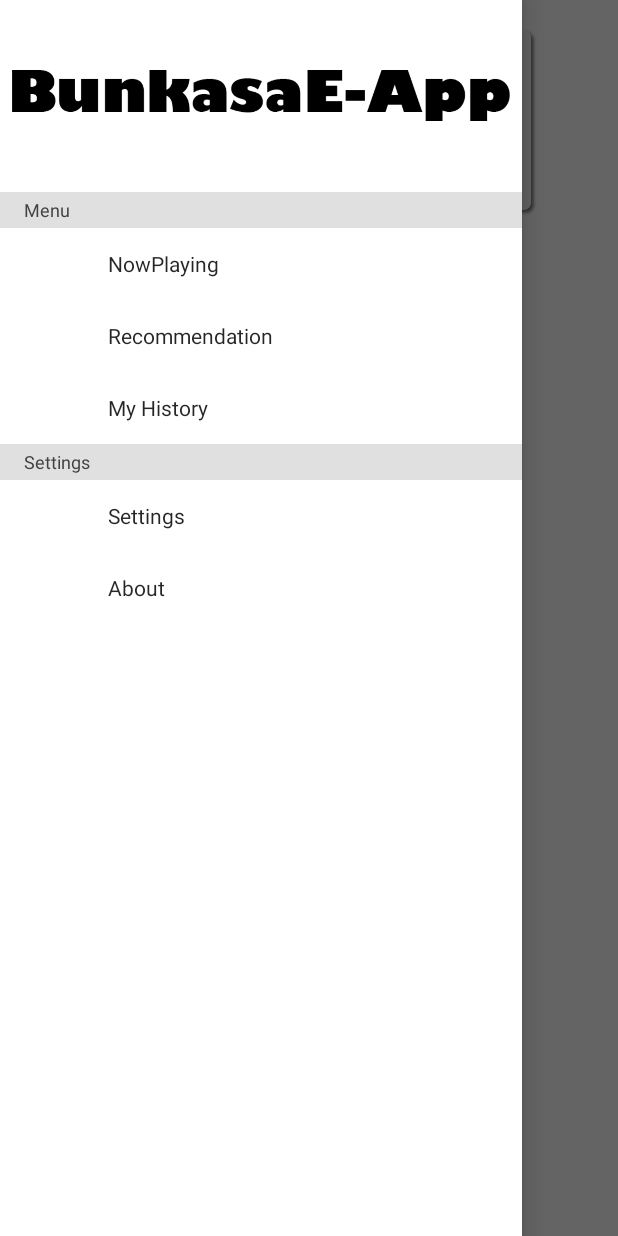
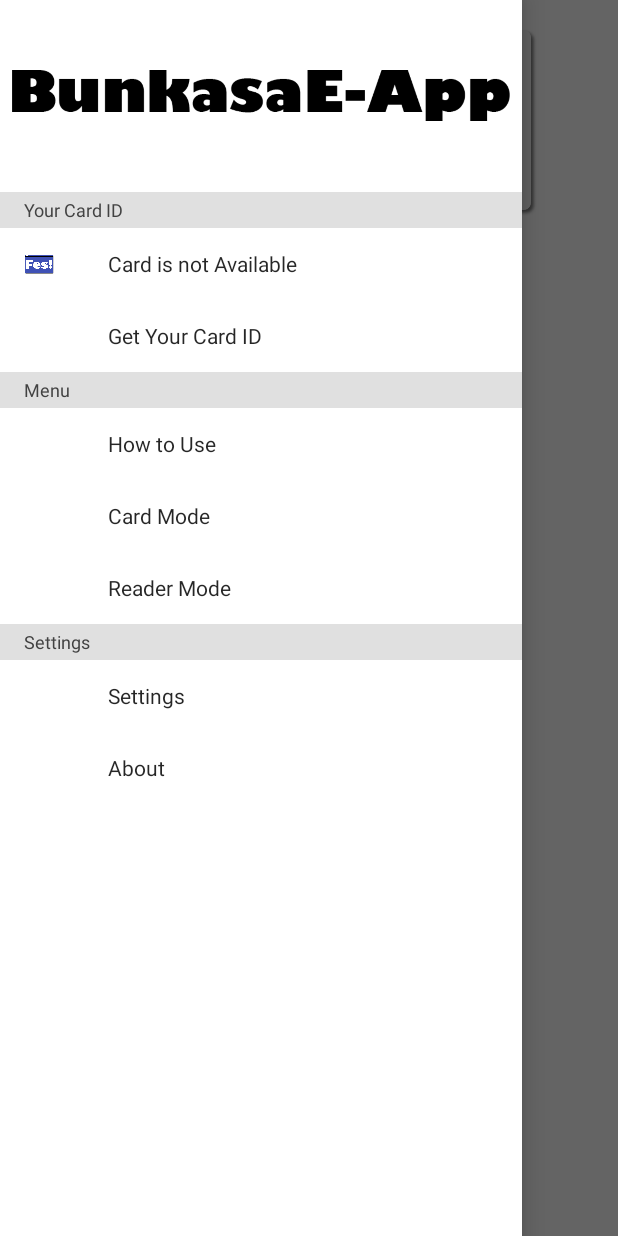
Before and after one commit to satsukies/BunkasaE-Card, an Android app: the screen it shows after launch (MainActivity), with the side drawer open, on a phone screen of 412 x 824 dp. Run offline under Robolectric (Android 15) with nearby library versions, the phone set to English and light mode, and no system bars; our stand-ins replace ButterKnife.

Commit message:
Show Card ID in Drawer Menu

```diff
--- a/app/src/main/java/net/ddns/satsukies/bunkasae_card/DrawerAdapter.java
+++ b/app/src/main/java/net/ddns/satsukies/bunkasae_card/DrawerAdapter.java
@@ -1,27 +1,40 @@
 package net.ddns.satsukies.bunkasae_card;
 
+import android.content.Context;
 import android.graphics.drawable.Drawable;
 import android.support.v7.widget.RecyclerView;
 import android.view.LayoutInflater;
 import android.view.View;
 import android.view.ViewGroup;
 import android.widget.ImageView;
+import android.widget.RelativeLayout;
 import android.widget.TextView;
+
+import net.ddns.satsukies.bunkasae_card.card.AccountStorage;
 
 import java.util.ArrayList;
 import java.util.HashMap;
 
-class DrawerAdapter extends RecyclerView.Adapter<DrawerAdapter.ViewHolder> {
+public class DrawerAdapter extends RecyclerView.Adapter<DrawerAdapter.ViewHolder> {
+
+    Context mContext;
+    boolean flg = false;
 
     public static class ViewHolder extends RecyclerView.ViewHolder {
         static TextView mTextView;
         static ImageView mImageView;
+        static RelativeLayout mLayout;
 
         public ViewHolder(View itemView, int viewType) {
             super(itemView);
             switch (viewType) {
                 case R.array.type_menu:
                     // menu 用レイアウトに含まれる、各Viewを取得
+                    mTextView = (TextView) itemView.findViewById(R.id.menu_text);
+                    mImageView = (ImageView) itemView.findViewById(R.id.menu_icon);
+                    mLayout = (RelativeLayout) itemView.findViewById(R.id.menu_layout);
+                    break;
+                case R.array.type_menu_hide:
                     mTextView = (TextView) itemView.findViewById(R.id.menu_text);
                     mImageView = (ImageView) itemView.findViewById(R.id.menu_icon);
                     break;
@@ -31,6 +44,10 @@ class DrawerAdapter extends RecyclerView.Adapter<DrawerAdapter.ViewHolder> {
                     break;
                 case R.array.type_category:
                     mTextView = (TextView) itemView.findViewById(R.id.category_text);
+                    break;
+                case R.array.type_card_id:
+                    mTextView = (TextView) itemView.findViewById(R.id.card_id_text);
+                    mImageView = (ImageView) itemView.findViewById(R.id.text_icon);
                     break;
                 case R.array.type_transparent:
                     break;
@@ -42,9 +59,15 @@ class DrawerAdapter extends RecyclerView.Adapter<DrawerAdapter.ViewHolder> {
 
     private ArrayList<HashMap<String, Object>> mDrawerMenuArr;
 
-    public DrawerAdapter(ArrayList<HashMap<String, Object>> arrayList) {
+//    public DrawerAdapter(ArrayList<HashMap<String, Object>> arrayList) {
+//        mDrawerMenuArr = arrayList;
+//    }
+
+    public DrawerAdapter(ArrayList<HashMap<String, Object>> arrayList, Context context) {
         mDrawerMenuArr = arrayList;
+        mContext = context;
     }
+
 
     @Override
     public DrawerAdapter.ViewHolder onCreateViewHolder(ViewGroup parent, int viewType) {
@@ -54,6 +77,16 @@ class DrawerAdapter extends RecyclerView.Adapter<DrawerAdapter.ViewHolder> {
                 // menu 用のレイアウトを利用する
                 itemView = LayoutInflater.from(parent.getContext()).inflate(R.layout.drawer_item_menu, parent, false);
                 itemView.setClickable(true);
+                break;
+
+            case R.array.type_menu_hide:
+                if (flg) {
+                    itemView = LayoutInflater.from(parent.getContext()).inflate(R.layout.drawer_item_menu, parent, false);
+                    itemView.setClickable(true);
+                } else {
+                    itemView = LayoutInflater.from(parent.getContext()).inflate(R.layout.drawer_item_transparent_zero, parent, false);
+                    itemView.setClickable(false);
+                }
                 break;
 
             case R.array.type_header:
@@ -70,6 +103,11 @@ class DrawerAdapter extends RecyclerView.Adapter<DrawerAdapter.ViewHolder> {
 
             case R.array.type_transparent:
                 itemView = LayoutInflater.from(parent.getContext()).inflate(R.layout.drawer_item_transparent, parent, false);
+                itemView.setClickable(false);
+                break;
+
+            case R.array.type_card_id:
+                itemView = LayoutInflater.from(parent.getContext()).inflate(R.layout.drawer_item_card_id, parent, false);
                 itemView.setClickable(false);
                 break;
 
@@ -90,12 +128,29 @@ class DrawerAdapter extends RecyclerView.Adapter<DrawerAdapter.ViewHolder> {
                 holder.mTextView.setText(menu.get("text").toString());
                 holder.mImageView.setImageDrawable((Drawable) menu.get("icon"));
                 break;
+            case R.array.type_menu_hide:
+                if (flg) {
+                    holder.mTextView.setText(menu.get("text").toString());
+                    holder.mImageView.setImageDrawable((Drawable) menu.get("icon"));
+                }
+                break;
             case R.array.type_header:
                 // ViewHolder で取得したViewに表示するデータをバインド
                 holder.mImageView.setImageDrawable((Drawable) menu.get("icon"));
                 break;
             case R.array.type_category:
                 holder.mTextView.setText(menu.get("text").toString());
+                break;
+            case R.array.type_card_id:
+                if (mContext != null && !(AccountStorage.GetAccount(mContext).equals("00000000"))) {
+                    holder.mTextView.setText(AccountStorage.GetAccount(mContext));
+                    holder.mImageView.setImageDrawable((Drawable) menu.get("icon"));
+                    flg = false;
+                } else if (mContext != null) {
+                    holder.mTextView.setText("Card is not Available");
+                    holder.mImageView.setImageDrawable((Drawable) menu.get("icon"));
+                    flg = true;
+                }
                 break;
             case R.array.type_transparent:
                 break;
@@ -115,12 +170,16 @@ class DrawerAdapter extends RecyclerView.Adapter<DrawerAdapter.ViewHolder> {
         switch (menu.get("type").toString()) {
             case "menu":
                 return R.array.type_menu;
+            case "menu_hide":
+                return R.array.type_menu_hide;
             case "header":
                 return R.array.type_header;
             case "category":
                 return R.array.type_category;
             case "transparent":
                 return R.array.type_transparent;
+            case "card_id":
+                return R.array.type_card_id;
             default:
                 return R.array.type_transparent;
         }
--- a/app/src/main/java/net/ddns/satsukies/bunkasae_card/MainActivity.java
+++ b/app/src/main/java/net/ddns/satsukies/bunkasae_card/MainActivity.java
@@ -45,6 +45,15 @@ public class MainActivity extends AppCompatActivity {
         setContentView(R.layout.activity_main);
 
         ButterKnife.bind(this);
+
+
+
+
+    }
+
+    @Override
+    protected void onResume() {
+        super.onResume();
 
         /**
          * 以下Drawer
@@ -96,7 +105,7 @@ public class MainActivity extends AppCompatActivity {
         }
 
         // XMLを読込んで表示する
-        drawer_adapter = new DrawerAdapter(drawerMenuArr);
+        drawer_adapter = new DrawerAdapter(drawerMenuArr, getApplicationContext());
 
         recycler_view.setAdapter(drawer_adapter);
 
@@ -116,13 +125,13 @@ public class MainActivity extends AppCompatActivity {
 
                     // onSingleTapUpの時に、タッチしているViewを取得
                     View childView = view.findChildViewUnder(e.getX(), e.getY());
-                    int potision = recycler_view.getChildPosition(childView);
+                    int position = recycler_view.getChildPosition(childView);
 
                     // タッチしているViewのデータを取得
-                    HashMap<String, Object> data = drawerMenuArr.get(potision);
+                    HashMap<String, Object> data = drawerMenuArr.get(position);
 
                     // Menu アイテムのみ
-                    if (data.get("text").toString().equals("My History")) {
+                    if (data.get("text").toString().equals("About")) {
                         // ドロワー閉じる
                         drawer_layout.closeDrawers();
 //                        startActivity(new Intent(getApplicationContext(), MyPlaylistActivity.class));
@@ -149,7 +158,6 @@ public class MainActivity extends AppCompatActivity {
 //                return R.id.toolbar;
 //            }
 //        };
-
     }
 
     @OnClick({R.id.btn_card_mode, R.id.btn_reader_mode})
--- /dev/null
+++ b/app/src/main/res/layout/drawer_item_card_id.xml
@@ -0,0 +1,28 @@
+<?xml version="1.0" encoding="utf-8"?>
+<RelativeLayout xmlns:android="http://schemas.android.com/apk/res/android"
+    android:layout_width="match_parent"
+    android:layout_height="48dp"
+    android:background="@drawable/selector_pressed">
+
+    <ImageView
+        android:id="@+id/text_icon"
+        android:layout_width="20dp"
+        android:layout_height="20dp"
+        android:layout_centerVertical="true"
+        android:layout_marginStart="16dp"
+        android:contentDescription="description" />
+
+    <TextView
+        android:id="@+id/card_id_text"
+        android:layout_width="wrap_content"
+        android:layout_height="wrap_content"
+        android:layout_centerVertical="true"
+        android:layout_marginEnd="16dp"
+        android:layout_marginStart="72dp"
+        android:gravity="center_vertical"
+        android:textAppearance="?android:attr/textAppearanceMedium"
+        android:textColor="#D9000000"
+        android:textSize="14sp" />
+
+
+</RelativeLayout>
--- a/app/src/main/res/layout/drawer_item_menu.xml
+++ b/app/src/main/res/layout/drawer_item_menu.xml
@@ -1,5 +1,6 @@
 <?xml version="1.0" encoding="utf-8"?>
 <RelativeLayout xmlns:android="http://schemas.android.com/apk/res/android"
+    android:id="@+id/menu_layout"
     android:layout_width="match_parent"
     android:background="@drawable/selector_pressed"
     android:layout_height="48dp">
--- /dev/null
+++ b/app/src/main/res/layout/drawer_item_transparent_zero.xml
@@ -0,0 +1,10 @@
+<?xml version="1.0" encoding="utf-8"?>
+<RelativeLayout xmlns:android="http://schemas.android.com/apk/res/android"
+    android:layout_width="match_parent" android:layout_height="0dp">
+
+    <Space
+        android:layout_width="match_parent"
+        android:layout_height="match_parent"
+        android:background="@android:color/transparent"/>
+
+</RelativeLayout>
--- a/app/src/main/res/values/drawer_structure.xml
+++ b/app/src/main/res/values/drawer_structure.xml
@@ -4,6 +4,10 @@
     <array name="type_menu">
         <item name="key">type</item>
         <item name="value">menu</item>
+    </array>
+    <array name="type_menu_hide">
+        <item name="key">type</item>
+        <item name="value">menu_hide</item>
     </array>
     <array name="type_header">
         <item name="key">type</item>
@@ -12,6 +16,10 @@
     <array name="type_category">
         <item name="key">type</item>
         <item name="value">category</item>
+    </array>
+    <array name="type_card_id">
+        <item name="key">type</item>
+        <item name="value">card_id</item>
     </array>
     <array name="type_transparent">
         <item name="key">type</item>
@@ -23,6 +31,10 @@
         <item name="key">icon</item>
         <item name="value">@drawable/menu_header</item>
     </array>
+    <array name="category_text_0">
+        <item name="key">text</item>
+        <item name="value">Your Card ID</item>
+    </array>
     <array name="category_text_1">
         <item name="key">text</item>
         <item name="value">Menu</item>
@@ -33,19 +45,19 @@
     </array>
     <array name="menu_icon">
         <item name="key">icon</item>
-        <item name="value">@mipmap/ic_launcher</item>
+        <item name="value">@drawable/ic_launcher2</item>
     </array>
     <array name="menu_text_1">
         <item name="key">text</item>
-        <item name="value">NowPlaying</item>
+        <item name="value">How to Use</item>
     </array>
     <array name="menu_text_2">
         <item name="key">text</item>
-        <item name="value">Recommendation</item>
+        <item name="value">Card Mode</item>
     </array>
     <array name="menu_text_3">
         <item name="key">text</item>
-        <item name="value">My History</item>
+        <item name="value">Reader Mode</item>
     </array>
     <array name="menu_text_4">
         <item name="key">text</item>
@@ -54,6 +66,14 @@
     <array name="menu_text_5">
         <item name="key">text</item>
         <item name="value">About</item>
+    </array>
+    <array name="menu_text_6">
+        <item name="key">text</item>
+        <item name="value">Get Your Card ID</item>
+    </array>
+    <array name="card_id">
+        <item name="key">text</item>
+        <item name="value">Loyalty ID here</item>
     </array>
 
     <!-- アイテム内の構造 item -->
@@ -82,6 +102,14 @@
         <!--<item>@array/menu_icon</item>-->
         <item>@array/menu_text_5</item>
     </array>
+    <array name="menu6">
+        <item>@array/type_menu_hide</item>
+        <item>@array/menu_text_6</item>
+    </array>
+    <array name="category0">
+        <item>@array/type_category</item>
+        <item>@array/category_text_0</item>
+    </array>
     <array name="category1">
         <item>@array/type_category</item>
         <item>@array/category_text_1</item>
@@ -94,14 +122,23 @@
         <item>@array/type_header</item>
         <item>@array/header_image</item>
     </array>
+    <array name="card">
+        <item>@array/type_card_id</item>
+        <item>@array/menu_icon</item>
+        <item>@array/card_id</item>
+    </array>
     <array name="transparent">
         <item>@array/type_transparent</item>
     </array>
 
 
+
     <!-- ドロワーの全体構造 menu -->
     <array name="drawer_menu_list">
         <item>@array/header1</item>
+        <item>@array/category0</item>
+        <item>@array/card</item>
+        <item>@array/menu6</item>
         <item>@array/category1</item>
         <item>@array/menu1</item>
         <item>@array/menu2</item>
```
